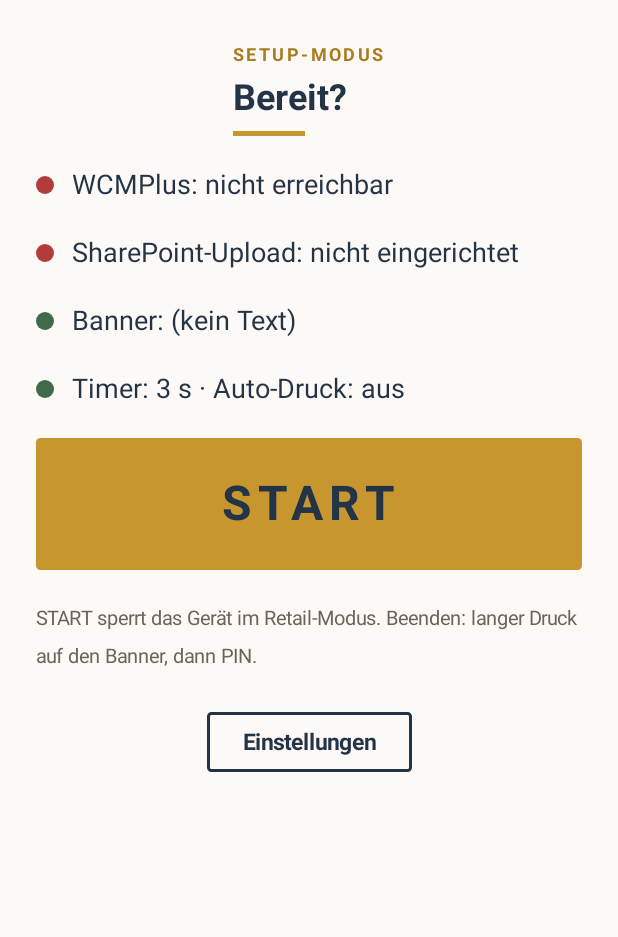
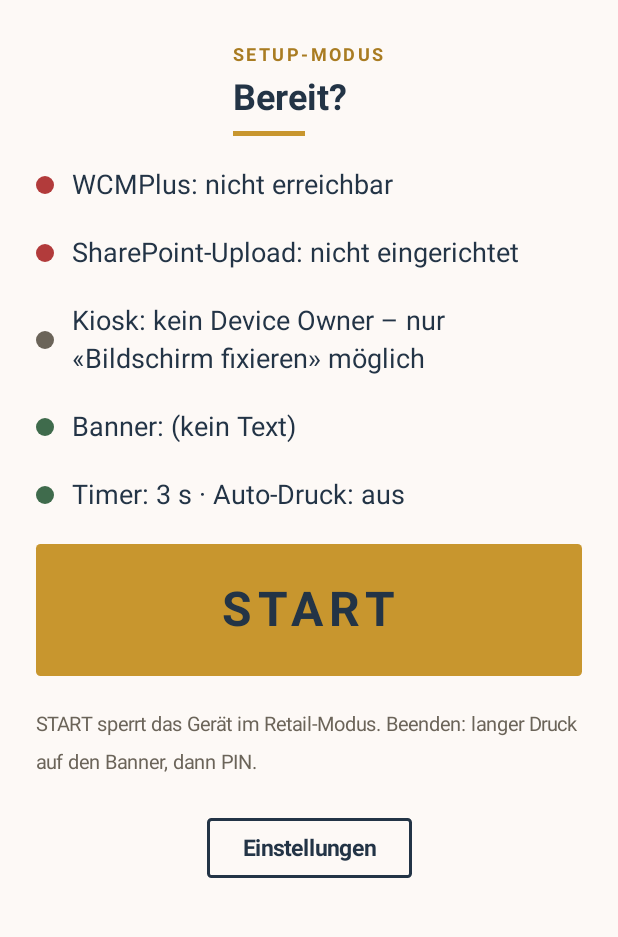
Before and after one commit to everyday5631/FotoboxSH, an Android app built with Jetpack Compose: the screen it shows after launch (MainActivity), on a phone screen of 412 x 824 dp, the part 193-1130 px from its top. Run offline under Robolectric (Android 15) with nearby library versions, the phone set to English and light mode, and no system bars; pictures from the network do not load.

Commit message:
Kiosk-Status in der Uebersicht und Hinweis, wenn die Sperre nicht greift
Co-Authored-By: Claude Sonnet 5.5 <noreply@anthropic.com>
Claude-Session: https://claude.ai/code/session_01QgbcfegXj7BqdV3G6gtGTH

```diff
--- a/app/src/main/java/ch/sonnhalde/fotobox/MainActivity.kt
+++ b/app/src/main/java/ch/sonnhalde/fotobox/MainActivity.kt
@@ -64,6 +64,12 @@ class MainActivity : ComponentActivity() {
         Kiosk.setEnabled(this, true)
         Kiosk.apply(this)
         vm.startRetail()
+        // Ohne Device Owner ignoriert Android startLockTask(), wenn «Bildschirm fixieren» ausgeschaltet ist.
+        window.decorView.postDelayed({
+            if (Kiosk.isEnabled(this) && !Kiosk.isLocked(this)) {
+                vm.showError("Kiosk-Sperre nicht aktiv: in den Android-Einstellungen «Bildschirm fixieren» einschalten (oder App als Device Owner einrichten).")
+            }
+        }, 2000)
     }
 
     /** PIN pruefen; bei Erfolg Kiosk loesen und zur Uebersicht (Setup-Modus). */
--- a/app/src/main/java/ch/sonnhalde/fotobox/kiosk/Kiosk.kt
+++ b/app/src/main/java/ch/sonnhalde/fotobox/kiosk/Kiosk.kt
@@ -38,6 +38,11 @@ object Kiosk {
         return am.lockTaskModeState != ActivityManager.LOCK_TASK_MODE_NONE
     }
 
+    /** Kurzbeschreibung fuer die Uebersicht. */
+    fun statusText(c: Context) =
+        if (isDeviceOwner(c)) "Kiosk: Device Owner (volle Sperre)"
+        else "Kiosk: kein Device Owner – nur «Bildschirm fixieren» möglich"
+
     /** Vollbild + Bildschirm an; bei aktivem Kiosk zusaetzlich Lock-Task. */
     fun apply(activity: Activity) {
         val window = activity.window
--- a/app/src/main/java/ch/sonnhalde/fotobox/ui/MainScreen.kt
+++ b/app/src/main/java/ch/sonnhalde/fotobox/ui/MainScreen.kt
@@ -51,6 +51,7 @@ import ch.sonnhalde.fotobox.UiState
 import ch.sonnhalde.fotobox.camera.CameraScreen
 import ch.sonnhalde.fotobox.photo.PhotoComposer
 import ch.sonnhalde.fotobox.MAX_COPIES
+import ch.sonnhalde.fotobox.kiosk.Kiosk
 import java.io.File
 import ch.sonnhalde.fotobox.wcm.WcmConfig
 import ch.sonnhalde.fotobox.wcm.WcmStatus
@@ -145,6 +146,8 @@ private fun OverviewScreen(state: UiState, actions: Actions) {
             StatusLine(dot, wcm)
             StatusLine(if (state.config.flowUrl.isBlank()) Sonn.Error else Sonn.Ok,
                 if (state.config.flowUrl.isBlank()) "SharePoint-Upload: nicht eingerichtet" else "SharePoint-Upload: eingerichtet")
+            val ctx = LocalContext.current
+            StatusLine(if (Kiosk.isDeviceOwner(ctx)) Sonn.Ok else Sonn.Stone, Kiosk.statusText(ctx))
             StatusLine(Sonn.Ok, "Banner: " + state.config.bannerText.ifBlank { "(kein Text)" })
             StatusLine(Sonn.Ok, "Timer: ${state.config.timerSeconds} s · Auto-Druck: " + if (state.config.autoPrint) "ein" else "aus")
 
```
